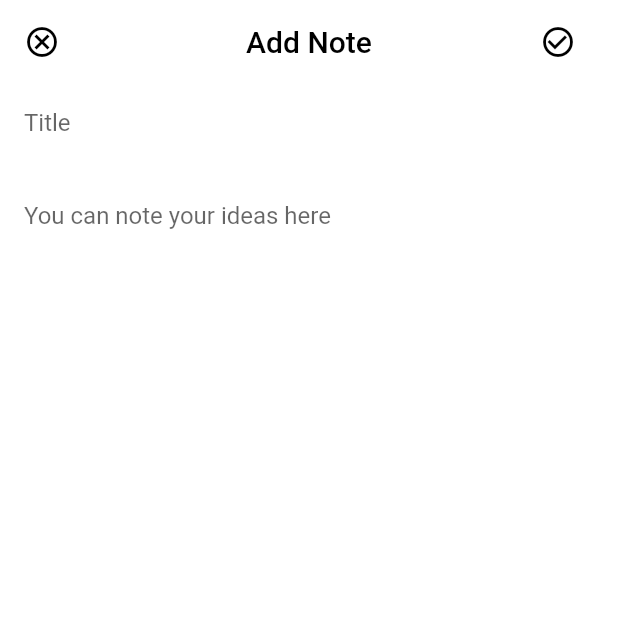
After one commit to Gexof/Notei, a Flutter app: the screen it shows after launch, after a tap on an icon or button, on a phone screen of 412 x 824 dp, the top half of it. The commit adds this screen. Run offline on Flutter 3.47's test engine with Material 2 defaults, Android fonts, the phone set to English and light mode, and no system bars; our stand-ins replace flutter_slidable, iconsax, shared_preferences.

Commit message:
restructure folders and widgets

```diff
--- a/lib/constants/strings.dart
+++ b/lib/constants/strings.dart
@@ -1 +1 @@
-const String caheNote = 'note';
+const String noteKey = 'noteKey';
--- a/lib/main.dart
+++ b/lib/main.dart
@@ -24,7 +24,7 @@ class MyApp extends StatelessWidget {
   }) : super(key: key);
   @override
   Widget build(BuildContext context) {
-    return MaterialApp(
+    return const MaterialApp(
       debugShowCheckedModeBanner: false,
       title: 'Noti',
       home: HomeScreen(),
--- /dev/null
+++ b/lib/screens/add_note/add_note_screen.dart
@@ -0,0 +1,41 @@
+import 'package:flutter/material.dart';
+
+import 'package:gex_note/constants/colors.dart';
+import 'package:gex_note/screens/add_note/widgets/add_note_app_bar.dart';
+import 'package:gex_note/screens/add_note/widgets/content_field.dart';
+import 'package:gex_note/screens/add_note/widgets/title_field.dart';
+import 'package:provider/provider.dart';
+
+import '../../providers/note_provider.dart';
+
+class AddNoteScreen extends StatelessWidget {
+  // contollers
+  final TextEditingController _titleController = TextEditingController();
+  final TextEditingController _contentController = TextEditingController();
+
+  AddNoteScreen({Key? key}) : super(key: key);
+
+  @override
+  Widget build(BuildContext context) {
+    NoteProvider noteProvider = Provider.of<NoteProvider>(context);
+    return Scaffold(
+      backgroundColor: backgroundColor,
+      appBar: AddNoteAppBar(
+          noteProvider: noteProvider,
+          titleController: _titleController,
+          contentController: _contentController),
+      body: Padding(
+        padding: const EdgeInsets.symmetric(horizontal: 16),
+        child: Column(
+          children: [
+            // Title field
+            TitleField(titleController: _titleController),
+
+            // Content field
+            ContentField(contentController: _contentController),
+          ],
+        ),
+      ),
+    );
+  }
+}
--- /dev/null
+++ b/lib/screens/add_note/widgets/add_note_app_bar.dart
@@ -0,0 +1,61 @@
+import 'package:flutter/material.dart';
+
+import '../../../providers/note_provider.dart';
+import '../../../widgets/custom_app_bar.dart';
+
+class AddNoteAppBar extends StatelessWidget implements PreferredSizeWidget {
+  const AddNoteAppBar({
+    Key? key,
+    required this.noteProvider,
+    required TextEditingController titleController,
+    required TextEditingController contentController,
+  })  : _titleController = titleController,
+        _contentController = contentController,
+        super(key: key);
+
+  final NoteProvider noteProvider;
+  final TextEditingController _titleController;
+  final TextEditingController _contentController;
+
+  @override
+  Widget build(BuildContext context) {
+    return CustomAppBar(
+      title: const Text(
+        'Add Note',
+        style: TextStyle(
+          color: Colors.black,
+        ),
+      ),
+
+      // Save note
+      actions: IconButton(
+        icon: const Icon(
+          Icons.check_circle_outline,
+          color: Colors.black,
+        ),
+        onPressed: () {
+          noteProvider.creatNote(
+            _titleController.text,
+            _contentController.text,
+          );
+
+          Navigator.pop(context);
+        },
+      ),
+      centered: true,
+
+      // cancel note
+      leading: IconButton(
+          icon: const Icon(
+            Icons.cancel_outlined,
+            color: Colors.black,
+          ),
+          onPressed: () {
+            Navigator.pop(context);
+          }),
+    );
+  }
+
+  @override
+  Size get preferredSize => const Size.fromHeight(60);
+}
--- /dev/null
+++ b/lib/screens/add_note/widgets/content_field.dart
@@ -0,0 +1,30 @@
+import 'package:flutter/material.dart';
+
+class ContentField extends StatelessWidget {
+  const ContentField({
+    Key? key,
+    required TextEditingController contentController,
+  })  : _contentController = contentController,
+        super(key: key);
+
+  final TextEditingController _contentController;
+
+  @override
+  Widget build(BuildContext context) {
+    return Expanded(
+      child: SizedBox(
+        height: double.infinity,
+        child: TextField(
+          controller: _contentController,
+          keyboardType: TextInputType.multiline,
+          decoration: const InputDecoration(
+            border: InputBorder.none,
+            hintText: 'You can note your ideas here',
+          ),
+          maxLines: null,
+          expands: true,
+        ),
+      ),
+    );
+  }
+}
--- /dev/null
+++ b/lib/screens/add_note/widgets/title_field.dart
@@ -0,0 +1,23 @@
+import 'package:flutter/material.dart';
+
+class TitleField extends StatelessWidget {
+  const TitleField({
+    Key? key,
+    required TextEditingController titleController,
+  })  : _titleController = titleController,
+        super(key: key);
+
+  final TextEditingController _titleController;
+
+  @override
+  Widget build(BuildContext context) {
+    return TextField(
+      controller: _titleController,
+      decoration: const InputDecoration(
+        border: InputBorder.none,
+        hintText: 'Title',
+      ),
+      maxLines: 2,
+    );
+  }
+}
--- a/lib/screens/home/widgets/home_floating_action_button.dart
+++ b/lib/screens/home/widgets/home_floating_action_button.dart
@@ -1,7 +1,7 @@
 import 'package:flutter/material.dart';
 import 'package:iconsax/iconsax.dart';
 
-import '../../add_note_screen.dart';
+import '../../add_note/add_note_screen.dart';
 
 class HomeFloatingActionButton extends StatelessWidget {
   const HomeFloatingActionButton({
--- a/lib/widgets/note_tile.dart
+++ b/lib/widgets/note_tile.dart
@@ -10,9 +10,10 @@ class NoteTile extends StatelessWidget {
   final void Function(BuildContext)? onPressed;
 
   const NoteTile({
+    Key? key,
     required this.noteModel,
     required this.onPressed,
-  });
+  }) : super(key: key);
 
   @override
   Widget build(BuildContext context) {
```
Also changed, not shown: lib/screens/add_note_screen.dart (deleted, +0 -91 lines), lib/services/note_cache_service.dart (+5 -6 lines).
